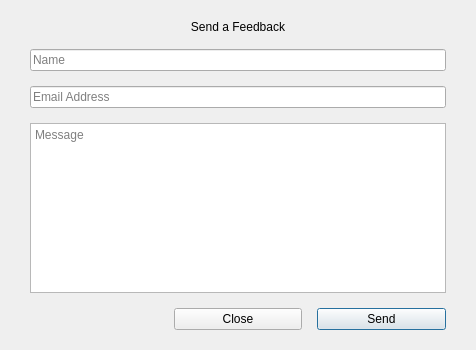
The window that stacer/feedback.ui (oguzhaninan/Stacer) describes before a commit, drawn with Qt 5.
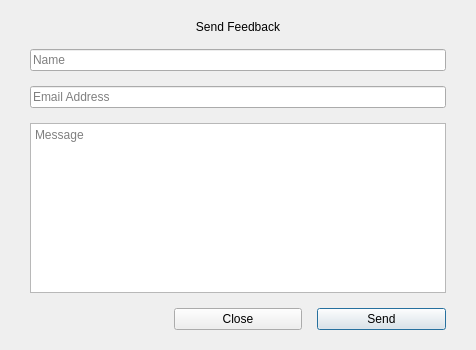
The same window after the commit.

```diff
--- a/stacer/feedback.ui
+++ b/stacer/feedback.ui
@@ -75,7 +75,7 @@
       <string notr="true">dialog-title</string>
      </property>
      <property name="text">
-      <string>Send a Feedback</string>
+      <string>Send Feedback</string>
      </property>
      <property name="alignment">
       <set>Qt::AlignCenter</set>
```
